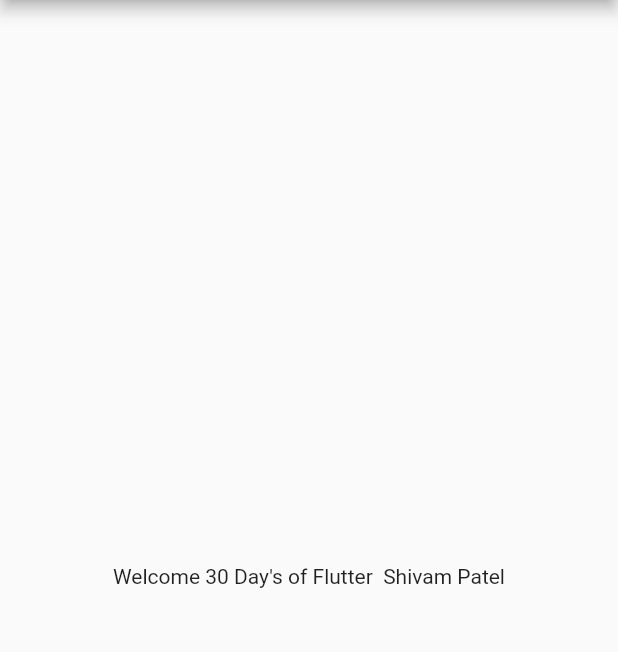
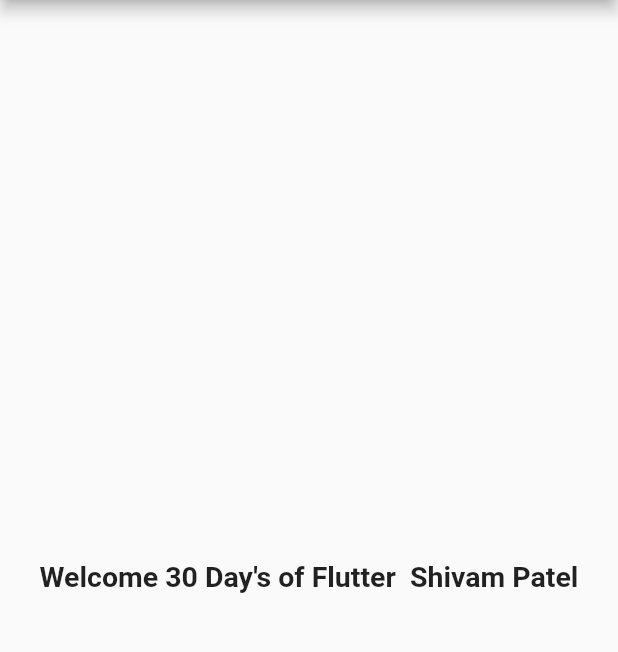
Before and after one commit to ShaimPatel/Catalog, a Flutter app: the screen it shows after launch, on a phone screen of 412 x 824 dp, the part 84-736 px from its top. Run offline on Flutter 3.47's test engine with Material 2 defaults, Android fonts, the phone set to English and light mode, and no system bars.

Commit message:
day3 completed

```diff
--- a/lib/home_page.dart
+++ b/lib/home_page.dart
@@ -10,7 +10,13 @@
         title: Text("Catalog App"),
       ),
       body: Center(
-        child: Text("Welcome $day Day's of Flutter  $name"),
+        child: Text(
+          "Welcome $day Day's of Flutter  $name",
+          style: TextStyle(
+            fontSize: 19.0,
+            fontWeight: FontWeight.bold,
+          ),
+        ),
       ),
       drawer: Drawer(),
     );
--- a/lib/main.dart
+++ b/lib/main.dart
@@ -1,5 +1,5 @@
+import 'package:flutter/material.dart';
 import 'package:day_thirty_flutter/home_page.dart';
-import 'package:flutter/material.dart';
 
 void main() {
   runApp(MyApp());
@@ -9,6 +9,8 @@
   @override
   Widget build(BuildContext context) {
     return MaterialApp(
-      home: HomePage());
+      debugShowCheckedModeBanner: false,
+      home: HomePage(),
+    );
   }
 }
```
